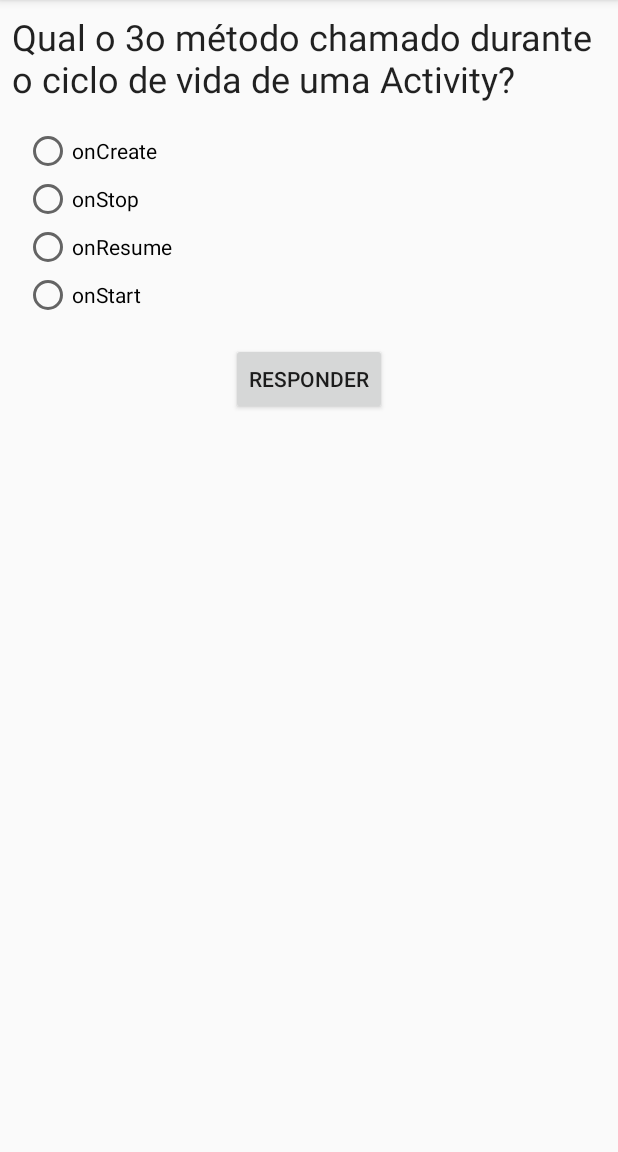
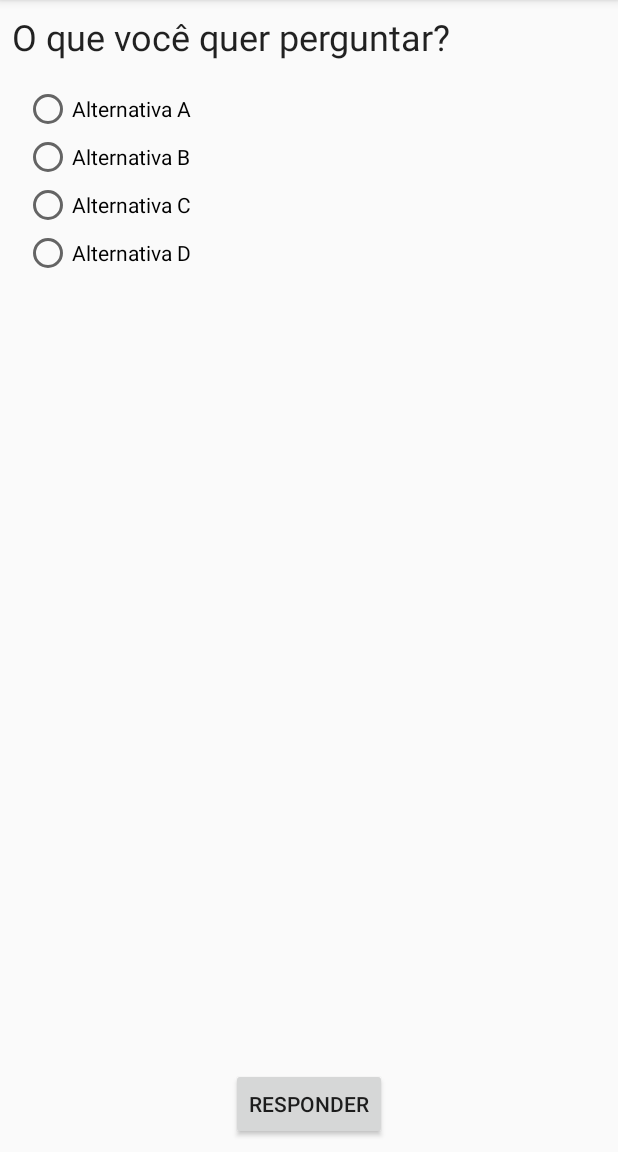
Before and after one commit to MobileTeacher/FundamentosAndroid, an Android app: the screen it shows after launch (QuestionActivity), on a phone screen of 412 x 824 dp, the part 84-1236 px from its top. Run offline under Robolectric (Android 15) with nearby library versions, the phone set to English and light mode, and no system bars.

Commit message:
added QuestionFragment

```diff
--- a/ProfJarvis/app/build.gradle
+++ b/ProfJarvis/app/build.gradle
@@ -24,9 +24,10 @@ android {
 
 dependencies {
     implementation fileTree(dir: 'libs', include: ['*.jar'])
-    implementation"org.jetbrains.kotlin:kotlin-stdlib-jre7:$kotlin_version"
+    implementation "org.jetbrains.kotlin:kotlin-stdlib-jre7:$kotlin_version"
     implementation 'com.android.support:appcompat-v7:27.1.1'
     implementation 'com.android.support.constraint:constraint-layout:1.1.3'
+    implementation 'com.android.support:support-v4:27.1.1'
     testImplementation 'junit:junit:4.12'
     androidTestImplementation 'com.android.support.test:runner:1.0.2'
     androidTestImplementation 'com.android.support.test.espresso:espresso-core:3.0.2'
--- a/ProfJarvis/app/src/main/java/br/edu/infnet/profjarvis/QuestionActivity.kt
+++ b/ProfJarvis/app/src/main/java/br/edu/infnet/profjarvis/QuestionActivity.kt
@@ -9,63 +9,41 @@ import kotlinx.android.synthetic.main.activity_question.*
 
 class QuestionActivity : AppCompatActivity() {
 
-    lateinit var questions: List<Question>
-    lateinit var radioButtonsIds: List<Int>
+
     var index = 0
 
     override fun onCreate(savedInstanceState: Bundle?) {
         super.onCreate(savedInstanceState)
         setContentView(R.layout.activity_question)
 
-        index = intent.getIntExtra("Index", 0)
+        //index = intent.getIntExtra("Index", 0)
 
+        val fragmentTransaction = supportFragmentManager.beginTransaction()
+        // faz operações com fragmentos
+        fragmentTransaction.add(R.id.container, QuestionFragment())
+        fragmentTransaction.commit()
 
-        val optionsArray = resources.getStringArray(R.array.test_choices)
-        questions = listOf(
-                Question(getString(R.string.test_question),
-                optionsArray.toList(),
-                2),
-                Question(getString(R.string.test_question2),
-                        listOf("setClickListener",
-                                "setOnClickListener",
-                                "setClickSpeaker",
-                                "setOnClickSpeaker"),
-                        1))
-
-        radioButtonsIds = listOf(choice_a_radiobutton.id,
-                                choice_b_radiobutton.id,
-                                choice_c_radiobutton.id,
-                                choice_d_radiobutton.id)
-
-
-        setUpQuestion(questions[index])
         setUpListeners()
     }
 
     fun setUpListeners(){
-        answer_button.setOnClickListener {
-            val selectedOptionId = choices_radiogroup.checkedRadioButtonId
-            val selectedIndex = radioButtonsIds.indexOf(selectedOptionId)
-            if (selectedIndex == questions[index].answer){
-                Toast.makeText(this, "Parabéns, você acertou!", Toast.LENGTH_LONG).show()
-            } else {
-                Toast.makeText(this, ":( você errou!", Toast.LENGTH_LONG).show()
-            }
-
-            val nextIntent = Intent(this, QuestionActivity::class.java)
-            nextIntent.putExtra("Index", index+1)
-            startActivity(nextIntent)
-        }
-    }
-
-    fun setUpQuestion(question: Question){
-
-        question_textview.text = question.body
-        for (i in question.options.indices){
-            findViewById<RadioButton>(radioButtonsIds[i]).text = question.options[i]
-        }
+//        answer_button.setOnClickListener {
+//            val selectedOptionId = choices_radiogroup.checkedRadioButtonId
+//            val selectedIndex = radioButtonsIds.indexOf(selectedOptionId)
+//            if (selectedIndex == questions[index].answer){
+//                Toast.makeText(this, "Parabéns, você acertou!", Toast.LENGTH_LONG).show()
+//            } else {
+//                Toast.makeText(this, ":( você errou!", Toast.LENGTH_LONG).show()
+//            }
+//
+//            val nextIntent = Intent(this, QuestionActivity::class.java)
+//            nextIntent.putExtra("Index", index+1)
+//            startActivity(nextIntent)
+//        }
     }
 
 
 
+
+
 }
--- /dev/null
+++ b/ProfJarvis/app/src/main/java/br/edu/infnet/profjarvis/QuestionFragment.kt
@@ -0,0 +1,63 @@
+package br.edu.infnet.profjarvis
+
+
+import android.os.Bundle
+import android.support.v4.app.Fragment
+import android.view.LayoutInflater
+import android.view.View
+import android.view.ViewGroup
+import android.widget.RadioButton
+import kotlinx.android.synthetic.main.fragment_question.*
+
+
+// TODO: Rename parameter arguments, choose names that match
+// the fragment initialization parameters, e.g. ARG_ITEM_NUMBER
+private const val ARG_PARAM1 = "param1"
+private const val ARG_PARAM2 = "param2"
+
+/**
+ * A simple [Fragment] subclass.
+ *
+ */
+class QuestionFragment : Fragment() {
+
+    lateinit var questions: List<Question>
+    lateinit var radioButtonsIds: List<Int>
+
+    override fun onCreateView(inflater: LayoutInflater, container: ViewGroup?,
+                              savedInstanceState: Bundle?): View? {
+
+        // Inflate the layout for this fragment
+        return inflater.inflate(R.layout.fragment_question, container, false)
+    }
+
+    override fun onViewCreated(view: View, savedInstanceState: Bundle?) {
+        super.onViewCreated(view, savedInstanceState)
+
+        val optionsArray = resources.getStringArray(R.array.test_choices)
+        questions = listOf(
+                Question(getString(R.string.test_question),
+                        optionsArray.toList(),
+                        2),
+                Question(getString(R.string.test_question2),
+                        listOf("setClickListener",
+                                "setOnClickListener",
+                                "setClickSpeaker",
+                                "setOnClickSpeaker"),
+                        1))
+
+        radioButtonsIds = listOf(choice_a_radiobutton.id,
+                choice_b_radiobutton.id,
+                choice_c_radiobutton.id,
+                choice_d_radiobutton.id)
+    }
+
+    fun setUpQuestion(question: Question){
+
+        question_textview.text = question.body
+        for (i in question.options.indices){
+            activity?.findViewById<RadioButton>(radioButtonsIds[i])?.text = question.options[i]
+        }
+    }
+
+}
--- a/ProfJarvis/app/src/main/res/layout/activity_question.xml
+++ b/ProfJarvis/app/src/main/res/layout/activity_question.xml
@@ -6,81 +6,34 @@
     android:layout_height="match_parent"
     tools:context=".QuestionActivity">
 
-    <TextView
-        android:id="@+id/question_textview"
-        android:layout_width="0dp"
-        android:layout_height="wrap_content"
-        android:layout_marginEnd="8dp"
-        android:layout_marginLeft="8dp"
-        android:layout_marginRight="8dp"
-        android:layout_marginStart="8dp"
-        android:layout_marginTop="8dp"
-        android:text="O que você quer perguntar?"
-        android:textAppearance="@style/TextAppearance.AppCompat.Headline"
-        app:layout_constraintEnd_toEndOf="parent"
-        app:layout_constraintLeft_toLeftOf="parent"
-        app:layout_constraintStart_toStartOf="parent"
-        app:layout_constraintTop_toTopOf="parent" />
 
-    <RadioGroup
-        android:id="@+id/choices_radiogroup"
-        android:layout_width="wrap_content"
-        android:layout_height="wrap_content"
-        android:layout_marginLeft="16dp"
-        android:layout_marginStart="16dp"
-        android:layout_marginTop="16dp"
-        app:layout_constraintStart_toStartOf="parent"
-        app:layout_constraintTop_toBottomOf="@+id/question_textview">
-
-        <RadioButton
-            android:id="@+id/choice_a_radiobutton"
-            android:layout_width="wrap_content"
-            android:layout_height="wrap_content"
-            android:layout_weight="1"
-            android:text="Alternativa A"
-            tools:layout_editor_absoluteX="66dp"
-            tools:layout_editor_absoluteY="144dp" />
-
-        <RadioButton
-            android:id="@+id/choice_b_radiobutton"
-            android:layout_width="wrap_content"
-            android:layout_height="wrap_content"
-            android:layout_weight="1"
-            android:text="Alternativa B"
-            tools:layout_editor_absoluteX="66dp"
-            tools:layout_editor_absoluteY="144dp" />
-
-        <RadioButton
-            android:id="@+id/choice_c_radiobutton"
-            android:layout_width="wrap_content"
-            android:layout_height="wrap_content"
-            android:layout_weight="1"
-            android:text="Alternativa C"
-            tools:layout_editor_absoluteX="66dp"
-            tools:layout_editor_absoluteY="144dp" />
-
-        <RadioButton
-            android:id="@+id/choice_d_radiobutton"
-            android:layout_width="wrap_content"
-            android:layout_height="wrap_content"
-            android:layout_weight="1"
-            android:text="Alternativa D"
-            tools:layout_editor_absoluteX="66dp"
-            tools:layout_editor_absoluteY="144dp" />
-    </RadioGroup>
 
     <Button
         android:id="@+id/answer_button"
         android:layout_width="wrap_content"
         android:layout_height="wrap_content"
+        android:layout_marginBottom="8dp"
         android:layout_marginEnd="8dp"
         android:layout_marginLeft="8dp"
         android:layout_marginRight="8dp"
         android:layout_marginStart="8dp"
-        android:layout_marginTop="16dp"
         android:text="Responder"
+        app:layout_constraintBottom_toBottomOf="parent"
         app:layout_constraintEnd_toEndOf="parent"
+        app:layout_constraintStart_toStartOf="parent" />
+
+    <FrameLayout
+        android:id="@+id/container"
+        android:layout_width="0dp"
+        android:layout_height="0dp"
+        android:layout_marginBottom="8dp"
+        app:layout_constraintBottom_toTopOf="@+id/answer_button"
+        app:layout_constraintEnd_toEndOf="parent"
+        app:layout_constraintHorizontal_bias="0.0"
         app:layout_constraintStart_toStartOf="parent"
-        app:layout_constraintTop_toBottomOf="@+id/choices_radiogroup" />
+        app:layout_constraintTop_toTopOf="parent">
+
+    </FrameLayout>
+
 
 </android.support.constraint.ConstraintLayout>
--- /dev/null
+++ b/ProfJarvis/app/src/main/res/layout/fragment_question.xml
@@ -0,0 +1,72 @@
+<?xml version="1.0" encoding="utf-8"?>
+<android.support.constraint.ConstraintLayout xmlns:android="http://schemas.android.com/apk/res/android"
+    xmlns:app="http://schemas.android.com/apk/res-auto"
+    xmlns:tools="http://schemas.android.com/tools"
+    android:layout_width="match_parent"
+    android:layout_height="match_parent"
+    tools:context=".QuestionActivity">
+
+    <TextView
+        android:id="@+id/question_textview"
+        android:layout_width="0dp"
+        android:layout_height="wrap_content"
+        android:layout_marginEnd="8dp"
+        android:layout_marginLeft="8dp"
+        android:layout_marginRight="8dp"
+        android:layout_marginStart="8dp"
+        android:layout_marginTop="8dp"
+        android:text="O que você quer perguntar?"
+        android:textAppearance="@style/TextAppearance.AppCompat.Headline"
+        app:layout_constraintEnd_toEndOf="parent"
+        app:layout_constraintLeft_toLeftOf="parent"
+        app:layout_constraintStart_toStartOf="parent"
+        app:layout_constraintTop_toTopOf="parent" />
+
+    <RadioGroup
+        android:id="@+id/choices_radiogroup"
+        android:layout_width="wrap_content"
+        android:layout_height="wrap_content"
+        android:layout_marginLeft="16dp"
+        android:layout_marginStart="16dp"
+        android:layout_marginTop="16dp"
+        app:layout_constraintStart_toStartOf="parent"
+        app:layout_constraintTop_toBottomOf="@+id/question_textview">
+
+        <RadioButton
+            android:id="@+id/choice_a_radiobutton"
+            android:layout_width="wrap_content"
+            android:layout_height="wrap_content"
+            android:layout_weight="1"
+            android:text="Alternativa A"
+            tools:layout_editor_absoluteX="66dp"
+            tools:layout_editor_absoluteY="144dp" />
+
+        <RadioButton
+            android:id="@+id/choice_b_radiobutton"
+            android:layout_width="wrap_content"
+            android:layout_height="wrap_content"
+            android:layout_weight="1"
+            android:text="Alternativa B"
+            tools:layout_editor_absoluteX="66dp"
+            tools:layout_editor_absoluteY="144dp" />
+
+        <RadioButton
+            android:id="@+id/choice_c_radiobutton"
+            android:layout_width="wrap_content"
+            android:layout_height="wrap_content"
+            android:layout_weight="1"
+            android:text="Alternativa C"
+            tools:layout_editor_absoluteX="66dp"
+            tools:layout_editor_absoluteY="144dp" />
+
+        <RadioButton
+            android:id="@+id/choice_d_radiobutton"
+            android:layout_width="wrap_content"
+            android:layout_height="wrap_content"
+            android:layout_weight="1"
+            android:text="Alternativa D"
+            tools:layout_editor_absoluteX="66dp"
+            tools:layout_editor_absoluteY="144dp" />
+    </RadioGroup>
+
+</android.support.constraint.ConstraintLayout>
--- a/ProfJarvis/app/src/main/res/values/strings.xml
+++ b/ProfJarvis/app/src/main/res/values/strings.xml
@@ -9,4 +9,7 @@
         <item>onStart</item>
     </string-array>
 
+    <!-- TODO: Remove or change this placeholder text -->
+    <string name="hello_blank_fragment">Hello blank fragment</string>
+
 </resources>
```
